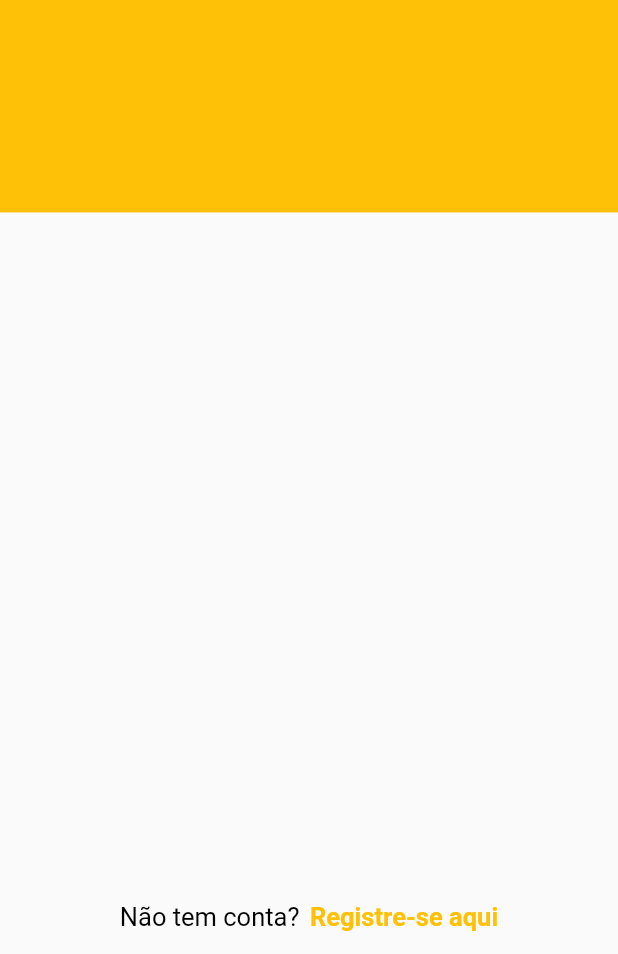
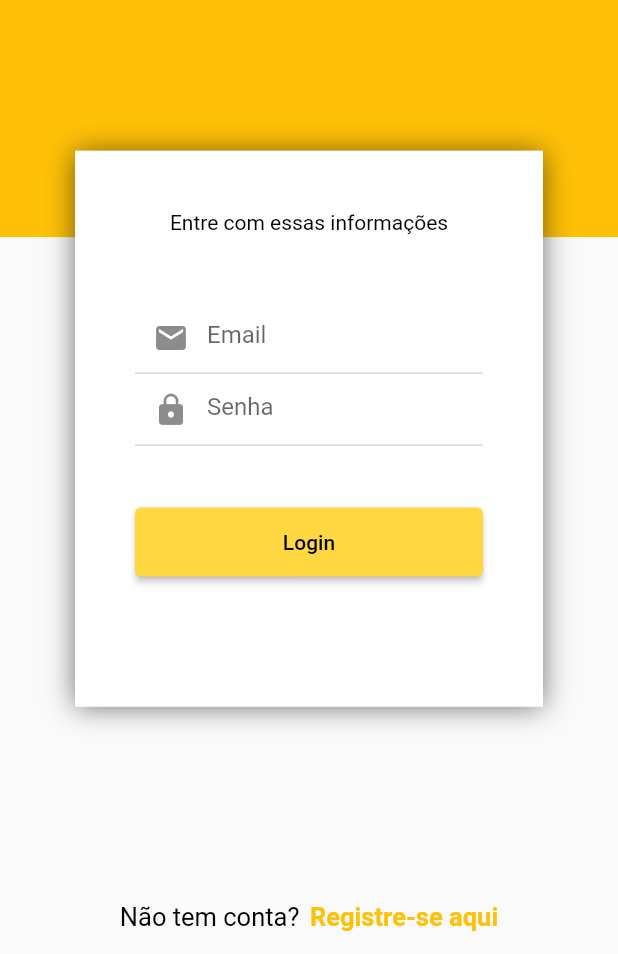
Before and after one commit to BernardoModerno/flutter-delivery, a Flutter app: the screen it shows after launch, on a phone screen of 412 x 824 dp, the part 282-1236 px from its top. Run offline on Flutter 3.47's test engine with Material 2 defaults, Android fonts, the phone set to English and light mode, and no system bars; our stand-ins replace get.

Commit message:
Tela Principal (Parte 2)

```diff
--- a/mobiledelivery/lib/main.dart
+++ b/mobiledelivery/lib/main.dart
@@ -29,6 +29,23 @@
       getPages: [
         GetPage(name: '/', page: () => LoginPage())
       ],
+      theme: ThemeData(
+        primaryColor: Colors.amber,
+        colorScheme: ColorScheme(
+          secondary: Colors.amber,
+          primary: Colors.amberAccent,
+          brightness: Brightness.light,
+          onBackground: Colors.grey,
+          onPrimary: Colors.grey,
+          surface: Colors.grey,
+          onSurface: Colors.grey,
+          error: Colors.grey,
+          onError: Colors.grey,
+          onSecondary: Colors.grey,
+          background: Colors.grey,
+
+        )
+      ),
       navigatorKey: Get.key,
     );
   }
--- a/mobiledelivery/lib/src/pages/login/login_page.dart
+++ b/mobiledelivery/lib/src/pages/login/login_page.dart
@@ -13,6 +13,7 @@ class LoginPage extends StatelessWidget {
       body: Stack( //Posicionar elementos encima do outro
         children: [
           _backgroundCover(context),
+          _boxForm(context),
           Column( //Posicionar elementos um debaixo do outro (Vertical)
             children: [
               _imageCover(),
@@ -27,7 +28,7 @@ class LoginPage extends StatelessWidget {
   Widget _backgroundCover(BuildContext context) {
     return Container(
       width: double.infinity,
-      height: MediaQuery.of(context).size.height * 0.4,
+      height: MediaQuery.of(context).size.height * 0.42,
       color: Colors.amber,
     );
   }
@@ -39,6 +40,91 @@ class LoginPage extends StatelessWidget {
         fontSize: 20,
         fontWeight: FontWeight.bold,
         color: Colors.black
+      ),
+    );
+  }
+
+  Widget _boxForm(BuildContext context) {
+    return Container(
+      height: MediaQuery.of(context).size.height * 0.45,
+      margin: EdgeInsets.only(top: MediaQuery.of(context).size.height * 0.35, left: 50, right: 50),
+      decoration: BoxDecoration(
+        color: Colors.white,
+        boxShadow: <BoxShadow>[
+          BoxShadow(
+            color: Colors.black54,
+            blurRadius: 15,
+            offset: Offset(0, 0.75)
+          )
+        ]
+      ),
+      child: SingleChildScrollView(
+        child: Column(
+          children: [
+            _textYourInfo(),
+            _textFieldEmail(),
+            _textFieldPassword(),
+            _buttonLogin()
+          ],
+        ),
+      ),
+    );
+  }
+
+  Widget _textFieldEmail() {
+    return Container(
+      margin: EdgeInsets.symmetric(horizontal: 40),
+      child: TextField(
+        keyboardType: TextInputType.emailAddress,
+        decoration: InputDecoration(
+          hintText: 'Email',
+          prefixIcon: Icon(Icons.email)
+        ),
+      ),
+    );
+  }
+
+  Widget _textFieldPassword() {
+    return Container(
+      margin: EdgeInsets.symmetric(horizontal: 40),
+      child: TextField(
+        keyboardType: TextInputType.text,
+        obscureText: true,
+        decoration: InputDecoration(
+          hintText: 'Senha',
+          prefixIcon: Icon(Icons.lock)
+        ),
+      ),
+    );
+  }
+
+  Widget _buttonLogin() {
+    return Container(
+      width: double.infinity,
+      margin: EdgeInsets.symmetric(horizontal: 40, vertical: 40),
+      child: ElevatedButton(
+        onPressed: () {} ,
+        style: ElevatedButton.styleFrom(
+          padding: EdgeInsets.symmetric(vertical: 15)
+        ),
+        child: Text(
+          'Login',
+          style: TextStyle(
+            color: Colors.black
+          ),
+        )
+      ),
+    );
+  }
+
+  Widget _textYourInfo() {
+    return Container(
+      margin: EdgeInsets.only(top: 40, bottom: 45),
+      child: Text(
+        'Entre com essas informações',
+        style: TextStyle(
+          color: Colors.black,
+        ),
       ),
     );
   }
```
Also changed, not shown: mobiledelivery/pubspec.lock.
